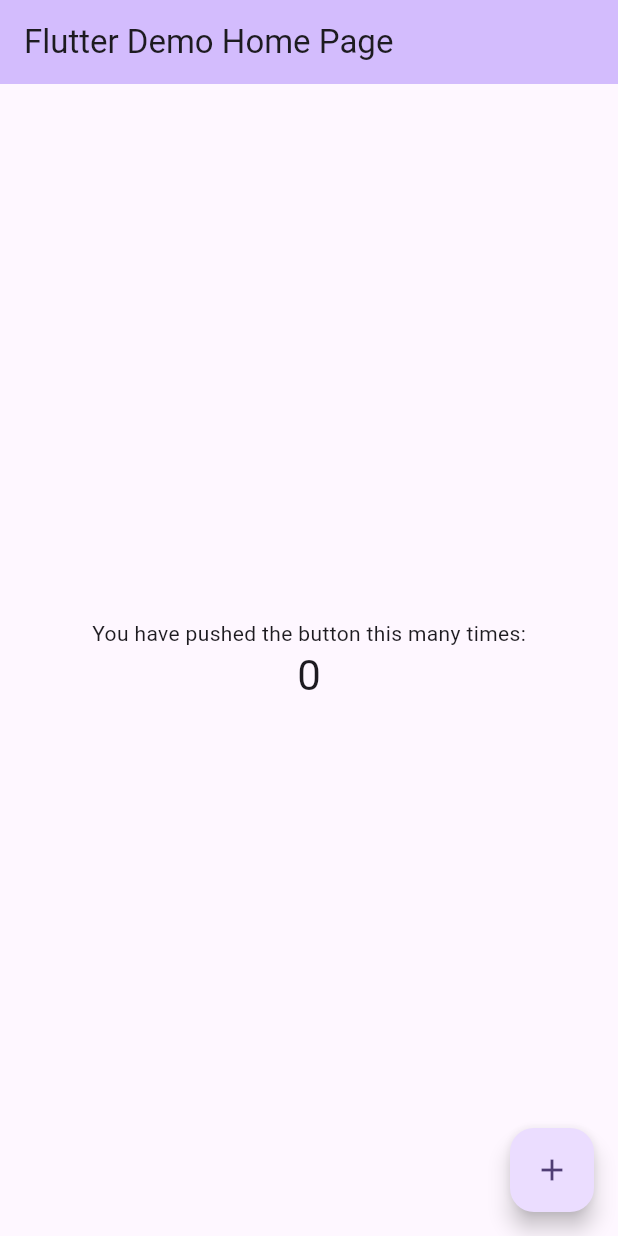
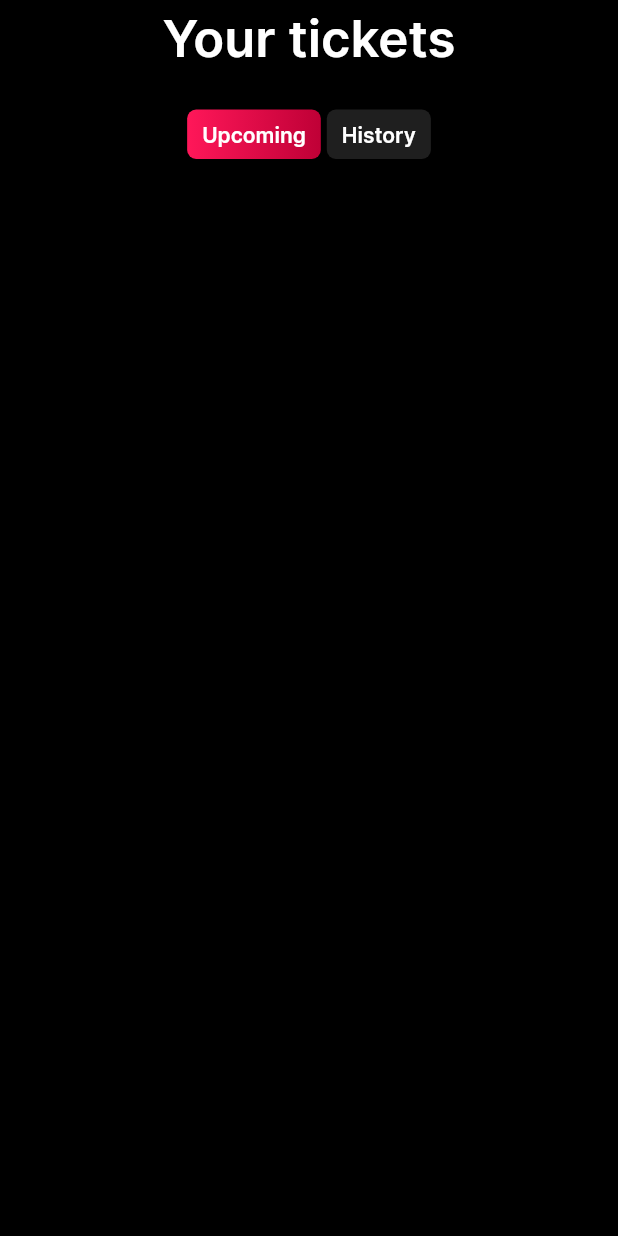
Before and after one commit to yashrajillusion/festa, a Flutter app: the screen it shows after launch, on a phone screen of 412 x 824 dp. Run offline on Flutter 3.47's test engine with Material 3 defaults, Android fonts, the phone set to English and light mode, and no system bars.

Commit message:
added upcoming history tabs

```diff
--- /dev/null
+++ b/lib/festa_routes.dart
@@ -0,0 +1,15 @@
+import 'package:festa/infrastructure/commons/constants/route_constant.dart';
+import 'package:festa/ui/screen/home_screen.dart';
+import 'package:flutter/material.dart';
+
+class Routers {
+  static Route<dynamic> generateRoute(RouteSettings settings) {
+    switch (settings.name) {
+      case RouteConstant.initialRoute:
+      case RouteConstant.home:
+        return MaterialPageRoute(builder: (_) => const HomeScreen());
+      default:
+        return MaterialPageRoute(builder: (_) => Container());
+    }
+  }
+}
--- /dev/null
+++ b/lib/infrastructure/commons/constants/color_constant.dart
@@ -0,0 +1,6 @@
+import 'package:flutter/material.dart';
+
+class ColorConstants {
+  static const Color primary = Color(0xffFFFFFF);
+  static const Color grey900 = Color(0xff1F1F1F);
+}
--- /dev/null
+++ b/lib/infrastructure/commons/constants/route_constant.dart
@@ -0,0 +1,4 @@
+class RouteConstant {
+  static const String initialRoute = "/";
+  static const String home = "/home";
+}
--- a/lib/main.dart
+++ b/lib/main.dart
@@ -1,3 +1,4 @@
+import 'package:festa/festa_routes.dart';
 import 'package:flutter/material.dart';
 
 void main() {
@@ -7,119 +8,12 @@ void main() {
 class MyApp extends StatelessWidget {
   const MyApp({super.key});
 
-  // This widget is the root of your application.
   @override
   Widget build(BuildContext context) {
-    return MaterialApp(
+    return const MaterialApp(
       title: 'Flutter Demo',
-      theme: ThemeData(
-        // This is the theme of your application.
-        //
-        // TRY THIS: Try running your application with "flutter run". You'll see
-        // the application has a purple toolbar. Then, without quitting the app,
-        // try changing the seedColor in the colorScheme below to Colors.green
-        // and then invoke "hot reload" (save your changes or press the "hot
-        // reload" button in a Flutter-supported IDE, or press "r" if you used
-        // the command line to start the app).
-        //
-        // Notice that the counter didn't reset back to zero; the application
-        // state is not lost during the reload. To reset the state, use hot
-        // restart instead.
-        //
-        // This works for code too, not just values: Most code changes can be
-        // tested with just a hot reload.
-        colorScheme: ColorScheme.fromSeed(seedColor: Colors.deepPurple),
-        useMaterial3: true,
-      ),
-      home: const MyHomePage(title: 'Flutter Demo Home Page'),
+      onGenerateRoute: Routers.generateRoute,
+      initialRoute: '/',
     );
   }
 }
-
-class MyHomePage extends StatefulWidget {
-  const MyHomePage({super.key, required this.title});
-
-  // This widget is the home page of your application. It is stateful, meaning
-  // that it has a State object (defined below) that contains fields that affect
-  // how it looks.
-
-  // This class is the configuration for the state. It holds the values (in this
-  // case the title) provided by the parent (in this case the App widget) and
-  // used by the build method of the State. Fields in a Widget subclass are
-  // always marked "final".
-
-  final String title;
-
-  @override
-  State<MyHomePage> createState() => _MyHomePageState();
-}
-
-class _MyHomePageState extends State<MyHomePage> {
-  int _counter = 0;
-
-  void _incrementCounter() {
-    setState(() {
-      // This call to setState tells the Flutter framework that something has
-      // changed in this State, which causes it to rerun the build method below
-      // so that the display can reflect the updated values. If we changed
-      // _counter without calling setState(), then the build method would not be
-      // called again, and so nothing would appear to happen.
-      _counter++;
-    });
-  }
-
-  @override
-  Widget build(BuildContext context) {
-    // This method is rerun every time setState is called, for instance as done
-    // by the _incrementCounter method above.
-    //
-    // The Flutter framework has been optimized to make rerunning build methods
-    // fast, so that you can just rebuild anything that needs updating rather
-    // than having to individually change instances of widgets.
-    return Scaffold(
-      appBar: AppBar(
-        // TRY THIS: Try changing the color here to a specific color (to
-        // Colors.amber, perhaps?) and trigger a hot reload to see the AppBar
-        // change color while the other colors stay the same.
-        backgroundColor: Theme.of(context).colorScheme.inversePrimary,
-        // Here we take the value from the MyHomePage object that was created by
-        // the App.build method, and use it to set our appbar title.
-        title: Text(widget.title),
-      ),
-      body: Center(
-        // Center is a layout widget. It takes a single child and positions it
-        // in the middle of the parent.
-        child: Column(
-          // Column is also a layout widget. It takes a list of children and
-          // arranges them vertically. By default, it sizes itself to fit its
-          // children horizontally, and tries to be as tall as its parent.
-          //
-          // Column has various properties to control how it sizes itself and
-          // how it positions its children. Here we use mainAxisAlignment to
-          // center the children vertically; the main axis here is the vertical
-          // axis because Columns are vertical (the cross axis would be
-          // horizontal).
-          //
-          // TRY THIS: Invoke "debug painting" (choose the "Toggle Debug Paint"
-          // action in the IDE, or press "p" in the console), to see the
-          // wireframe for each widget.
-          mainAxisAlignment: MainAxisAlignment.center,
-          children: <Widget>[
-            const Text(
-              'You have pushed the button this many times:',
-            ),
-            Text(
-              '$_counter',
-              style: Theme.of(context).textTheme.headlineMedium,
-            ),
-          ],
-        ),
-      ),
-      floatingActionButton: FloatingActionButton(
-        onPressed: _incrementCounter,
-        tooltip: 'Increment',
-        child: const Icon(Icons.add),
-      ), // This trailing comma makes auto-formatting nicer for build methods.
-    );
-  }
-}
--- /dev/null
+++ b/lib/ui/common/button_widget/primary_button.dart
@@ -0,0 +1,32 @@
+import 'package:festa/infrastructure/commons/constants/color_constant.dart';
+import 'package:festa/ui/common/text_widget/festa_text.dart';
+import 'package:flutter/material.dart';
+
+class CustomButton extends StatelessWidget {
+  final bool isPrimary;
+  final String title;
+  const CustomButton({super.key, required this.isPrimary, required this.title});
+
+  @override
+  Widget build(BuildContext context) {
+    return Container(
+      decoration: BoxDecoration(
+        color: isPrimary ? null : ColorConstants.grey900,
+        gradient: isPrimary
+            ? LinearGradient(
+                begin: Alignment.centerLeft,
+                end: Alignment.centerRight,
+                colors: [Color(0xFFFF1759), Color(0xFFBF0036)],
+              )
+            : null,
+        borderRadius: BorderRadius.circular(6.0),
+      ),
+      padding: EdgeInsets.symmetric(vertical: 6.0, horizontal: 10.0),
+      child: FestaText(
+        title: title,
+        fontSize: 14,
+        fontWeight: FontWeight.w600,
+      ),
+    );
+  }
+}
--- /dev/null
+++ b/lib/ui/common/text_widget/festa_text.dart
@@ -0,0 +1,63 @@
+import 'package:festa/infrastructure/commons/constants/color_constant.dart';
+import 'package:flutter/material.dart';
+
+/// Use FestaText for any text and the Required Parameter’s are title and fontSize.
+/// Default Parameter’s are
+/// font size = 16 ,lineHeight = 1.5 ,fontWeight: 400,
+
+class FestaText extends StatelessWidget {
+  const FestaText(
+      {Key? key,
+      required this.title,
+      this.titleColor,
+      this.titleTextAlign = TextAlign.left,
+      this.maxLine,
+      this.fontWeight,
+      this.softWrap,
+      this.fontStyle,
+      this.textDecoration,
+      this.textScaleFactor,
+      required this.fontSize,
+      this.lineHeight,
+      this.isUnderline = false,
+      this.fontFamily,
+      this.overflow,
+      this.letterSpacing})
+      : super(key: key);
+
+  final String title;
+  final double? fontSize;
+  final Color? titleColor;
+  final TextAlign titleTextAlign;
+  final int? maxLine;
+  final FontWeight? fontWeight;
+  final FontStyle? fontStyle;
+  final String? fontFamily;
+  final bool? softWrap;
+  final TextDecoration? textDecoration;
+  final double? textScaleFactor;
+  final bool? isUnderline;
+  final double? lineHeight;
+  final double? letterSpacing;
+  final TextOverflow? overflow;
+
+  @override
+  Widget build(BuildContext context) {
+    return Text(
+      title,
+      style: Theme.of(context).textTheme.bodyLarge?.copyWith(
+          color: titleColor ?? ColorConstants.primary,
+          fontWeight: fontWeight ?? FontWeight.w400,
+          decoration:
+              isUnderline == true ? TextDecoration.underline : textDecoration,
+          fontFamily: fontFamily ?? 'Inter',
+          letterSpacing: letterSpacing ?? 0,
+          overflow: TextOverflow.ellipsis,
+          height: lineHeight ?? 1.5,
+          fontSize: fontSize ?? 16),
+      textAlign: titleTextAlign,
+      maxLines: maxLine,
+      overflow: overflow ?? TextOverflow.ellipsis,
+    );
+  }
+}
--- /dev/null
+++ b/lib/ui/screen/home_screen.dart
@@ -0,0 +1,46 @@
+import 'package:festa/infrastructure/commons/constants/color_constant.dart';
+import 'package:festa/ui/common/button_widget/primary_button.dart';
+import 'package:festa/ui/common/text_widget/festa_text.dart';
+import 'package:flutter/material.dart';
+
+class HomeScreen extends StatelessWidget {
+  const HomeScreen({super.key});
+
+  @override
+  Widget build(BuildContext context) {
+    return SafeArea(
+      child: Scaffold(
+        backgroundColor: Colors.black,
+        body: Column(
+          children: [
+            const Center(
+              child: FestaText(
+                title: "Your tickets",
+                fontSize: 34,
+                fontWeight: FontWeight.w600,
+                titleTextAlign: TextAlign.center,
+              ),
+            ),
+            const SizedBox(height: 22),
+            Row(
+              mainAxisAlignment: MainAxisAlignment.center,
+              children: [
+                CustomButton(
+                  isPrimary: true,
+                  title: "Upcoming",
+                ),
+                SizedBox(
+                  width: 4,
+                ),
+                CustomButton(
+                  isPrimary: false,
+                  title: "History",
+                ),
+              ],
+            )
+          ],
+        ),
+      ),
+    );
+  }
+}
```
Also changed, not shown: pubspec.yaml (+23 -16 lines), assets/fonts/Inter/Inter-Black.ttf (added), assets/fonts/Inter/Inter-Bold.ttf (added), assets/fonts/Inter/Inter-ExtraBold.ttf (added), assets/fonts/Inter/Inter-ExtraLight.ttf (added), assets/fonts/Inter/Inter-Light.ttf (added), assets/fonts/Inter/Inter-Medium.ttf (added), assets/fonts/Inter/Inter-Regular.ttf (added), assets/fonts/Inter/Inter-SemiBold.ttf (added), assets/fonts/Inter/Inter-Thin.ttf (added).
